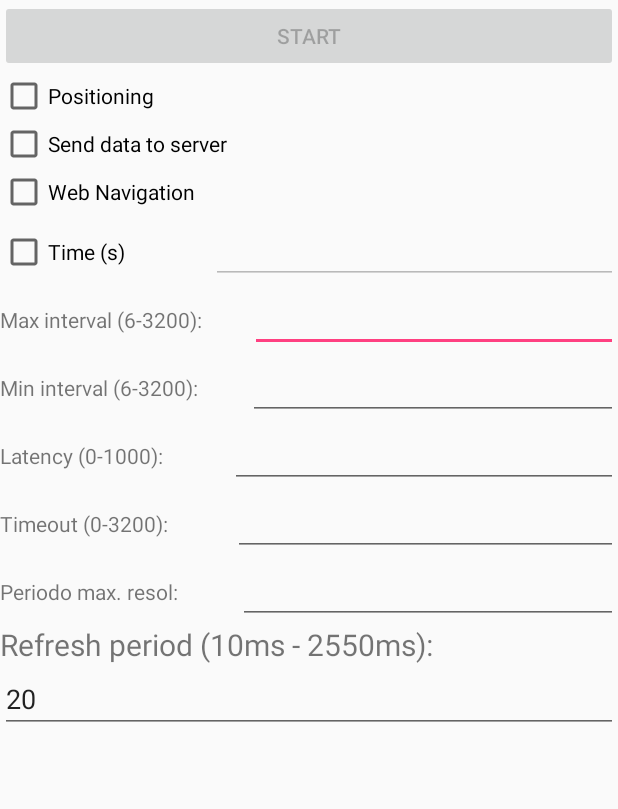
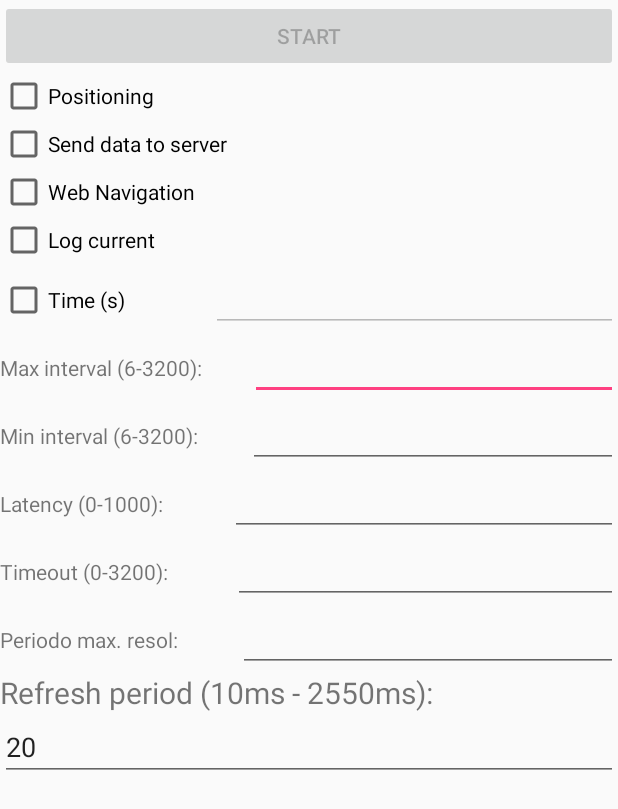
Before and after one commit to Equinoxe-fgc/BluetoothLE, an Android app: the Conexion screen opened directly, with no data from a screen before it, on a phone screen of 412 x 824 dp. Shown: the top 809 px of the screen. Run offline under Robolectric (Android 15) with nearby library versions, the phone set to English and light mode, and no system bars; libraries missing offline, so code that uses them is left out: no.nordicsemi.android; 3 statements that could not run were skipped.

Commit message:
15/09/2019 - Añadida la opción de grabar un log de consumo de corriente

```diff
--- a/app/src/main/java/com/equinoxe/bluetoothle/Conexion.java
+++ b/app/src/main/java/com/equinoxe/bluetoothle/Conexion.java
@@ -51,6 +51,7 @@ public class Conexion extends AppCompatActivity {
     private CheckBox chkGPS;
     private CheckBox chkSendServer;
     private CheckBox chkTiempo;
+    private CheckBox chkLogCurrent;
     private TextView txtTiempo, txtMaxInterval, txtMinInterval, txtLatency, txtTimeout, txtPeriodoMaxRes;
     private CheckBox chkWebNavigation;
     private RecyclerView recyclerViewSensores;
@@ -72,6 +73,8 @@ public class Conexion extends AppCompatActivity {
         chkTiempo = findViewById(R.id.chkTiempo);
         txtTiempo = findViewById(R.id.txtTiempo);
         chkWebNavigation = findViewById(R.id.chkWebNavigation);
+
+        chkLogCurrent = findViewById(R.id.chkLogConsumoCorriente);
 
         txtMaxInterval = findViewById(R.id.txtMAX_INTERVAL);
         txtMinInterval = findViewById(R.id.txtMIN_INTERVAL);
@@ -271,6 +274,8 @@ public class Conexion extends AppCompatActivity {
                 intent.putExtra("Magnetometro", serviceInfo.isSelected());
         }
 
+        intent.putExtra("LOGCurrent", chkLogCurrent.isChecked());
+
         intent.putExtra("Location", chkGPS.isChecked());
         intent.putExtra("SendServer", chkSendServer.isChecked());
         intent.putExtra("bTime",chkTiempo.isChecked());
--- a/app/src/main/res/layout/activity_conexion.xml
+++ b/app/src/main/res/layout/activity_conexion.xml
@@ -37,6 +37,12 @@
         android:layout_width="match_parent"
         android:layout_height="wrap_content"
         android:text="@string/WebNavigation" />
+
+    <CheckBox
+        android:id="@+id/chkLogConsumoCorriente"
+        android:layout_width="match_parent"
+        android:layout_height="wrap_content"
+        android:text="@string/log_consumo_corriente" />
 
     <LinearLayout
         android:layout_width="match_parent"
--- a/app/src/main/res/values/strings.xml
+++ b/app/src/main/res/values/strings.xml
@@ -39,7 +39,7 @@
     <string name="LOCATION_DISABLED">Location is disabled. Enable GPS and WiFi (or data)</string>
     <string name="LOCATION_FAILED">Location failed. Enable GPS and WiFi (or data)</string>
     <string name="EnvioAservidor">Send data to server</string>
-    <string name="CompileDate">Version: 18/09/2019</string>
+    <string name="CompileDate">Version: 15/11/2019</string>
     <string name="channel_name">CANAL_NOTIFICACION</string>
     <string name="channel_description">Channel for notifications</string>
     <string name="Tiempo">Time (s)</string>
@@ -49,4 +49,5 @@
     <string name="ERROR_MAX_MIN_INTERVAL">Max interval parameter lower than Min interval</string>
     <string name="ERROR_LATENCY">Latency parameter out of range</string>
     <string name="ERROR_TIMEOUT">Timeout parameter out of range</string>
+    <string name="log_consumo_corriente">Log current</string>
 </resources>
--- a/build.gradle
+++ b/build.gradle
@@ -7,7 +7,7 @@ buildscript {
         jcenter()
     }
     dependencies {
-        classpath 'com.android.tools.build:gradle:3.5.0'
+        classpath 'com.android.tools.build:gradle:3.5.2'
 
 
         // NOTE: Do not place your application dependencies here; they belong
```
Also changed, not shown: app/src/main/java/com/equinoxe/bluetoothle/Datos.java (+6 -1 lines), app/src/main/java/com/equinoxe/bluetoothle/ServiceDatos.java (+68 -3 lines), app/src/main/java/com/equinoxe/bluetoothle/checkServiceDatos.java (+7 -2 lines), 1 other file.
